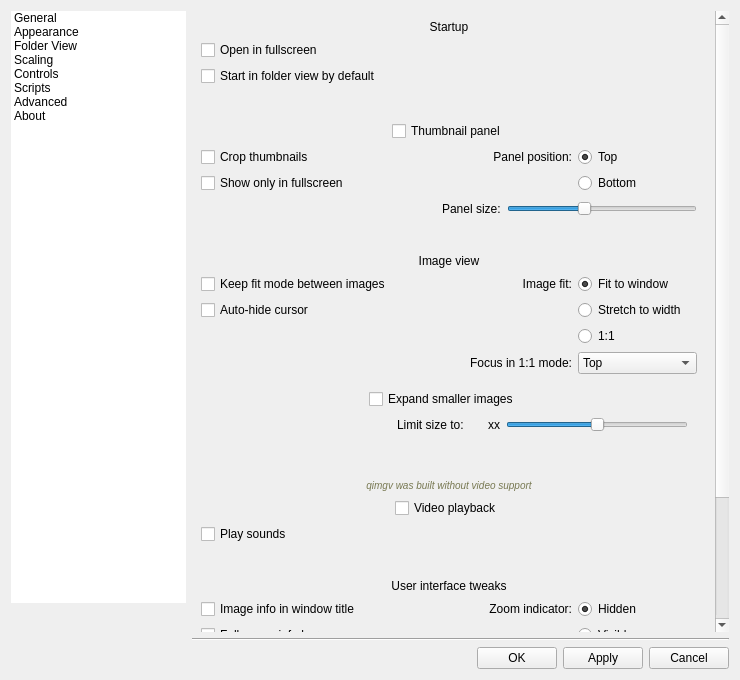
This is qimgv/gui/dialogs/settingsdialog.ui in do-i/thumbgrid as Qt 5 draws it before an edit. The edited form follows.
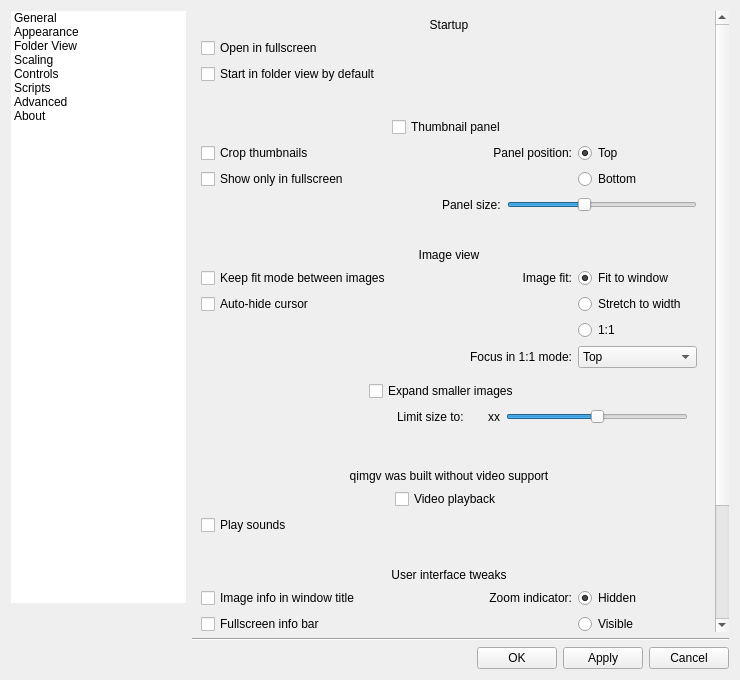
This is the edited form. Custom widgets are drawn as their Qt base class.

Commit message: [settingsdialog] fix build; tweak padding

What changed in the file:
```diff
--- a/qimgv/gui/dialogs/settingsdialog.ui
+++ b/qimgv/gui/dialogs/settingsdialog.ui
@@ -367,9 +367,9 @@
               <property name="geometry">
                <rect>
                 <x>0</x>
-                <y>0</y>
-                <width>521</width>
-                <height>915</height>
+                <y>-311</y>
+                <width>513</width>
+                <height>923</height>
                </rect>
               </property>
               <layout class="QVBoxLayout" name="verticalLayout_5">
@@ -407,7 +407,7 @@
                    <number>9</number>
                   </property>
                   <property name="topMargin">
-                   <number>9</number>
+                   <number>7</number>
                   </property>
                   <property name="rightMargin">
                    <number>9</number>
@@ -501,6 +501,18 @@
                   <enum>QFrame::Raised</enum>
                  </property>
                  <layout class="QVBoxLayout" name="verticalLayout_12">
+                  <property name="leftMargin">
+                   <number>9</number>
+                  </property>
+                  <property name="topMargin">
+                   <number>7</number>
+                  </property>
+                  <property name="rightMargin">
+                   <number>9</number>
+                  </property>
+                  <property name="bottomMargin">
+                   <number>9</number>
+                  </property>
                   <item>
                    <layout class="QHBoxLayout" name="horizontalLayout_4">
                     <property name="leftMargin">
@@ -835,6 +847,18 @@
                   <enum>QFrame::Raised</enum>
                  </property>
                  <layout class="QVBoxLayout" name="verticalLayout_14">
+                  <property name="leftMargin">
+                   <number>9</number>
+                  </property>
+                  <property name="topMargin">
+                   <number>7</number>
+                  </property>
+                  <property name="rightMargin">
+                   <number>9</number>
+                  </property>
+                  <property name="bottomMargin">
+                   <number>9</number>
+                  </property>
                   <item>
                    <widget class="QLabel" name="label_8">
                     <property name="text">
@@ -1004,6 +1028,18 @@
                      <enum>QFrame::Raised</enum>
                     </property>
                     <layout class="QVBoxLayout" name="verticalLayout_8">
+                     <property name="leftMargin">
+                      <number>9</number>
+                     </property>
+                     <property name="topMargin">
+                      <number>7</number>
+                     </property>
+                     <property name="rightMargin">
+                      <number>9</number>
+                     </property>
+                     <property name="bottomMargin">
+                      <number>9</number>
+                     </property>
                      <item>
                       <layout class="QHBoxLayout" name="horizontalLayout_16">
                        <property name="leftMargin">
@@ -1205,9 +1241,12 @@
                   <enum>QFrame::Raised</enum>
                  </property>
                  <layout class="QVBoxLayout" name="verticalLayout_9">
-                  <property name="topMargin">
+                  <property name="leftMargin">
                    <number>9</number>
                   </property>
+                  <property name="topMargin">
+                   <number>7</number>
+                  </property>
                   <property name="rightMargin">
                    <number>9</number>
                   </property>
@@ -1217,10 +1256,10 @@
                   <item>
                    <widget class="QLabel" name="novideoInfoLabel">
                     <property name="text">
-                     <string>&lt;html&gt;&lt;head/&gt;&lt;body&gt;&lt;p&gt;&lt;span style=&quot; font-size:small; font-style:italic; color:#777851;&quot;&gt;qimgv was built without video support&lt;/span&gt;&lt;/p&gt;&lt;/body&gt;&lt;/html&gt;</string>
+                     <string>qimgv was built without video support</string>
                     </property>
                     <property name="textFormat">
-                     <enum>Qt::RichText</enum>
+                     <enum>Qt::PlainText</enum>
                     </property>
                     <property name="alignment">
                      <set>Qt::AlignCenter</set>
@@ -1350,6 +1389,18 @@
                   <enum>QFrame::Raised</enum>
                  </property>
                  <layout class="QVBoxLayout" name="verticalLayout_16">
+                  <property name="leftMargin">
+                   <number>9</number>
+                  </property>
+                  <property name="topMargin">
+                   <number>7</number>
+                  </property>
+                  <property name="rightMargin">
+                   <number>9</number>
+                  </property>
+                  <property name="bottomMargin">
+                   <number>9</number>
+                  </property>
                   <item>
                    <widget class="QLabel" name="label_9">
                     <property name="text">
@@ -1491,6 +1542,18 @@
                   <enum>QFrame::Raised</enum>
                  </property>
                  <layout class="QVBoxLayout" name="verticalLayout_18">
+                  <property name="leftMargin">
+                   <number>9</number>
+                  </property>
+                  <property name="topMargin">
+                   <number>7</number>
+                  </property>
+                  <property name="rightMargin">
+                   <number>9</number>
+                  </property>
+                  <property name="bottomMargin">
+                   <number>9</number>
+                  </property>
                   <item>
                    <widget class="QLabel" name="label_10">
                     <property name="text">
@@ -1733,8 +1796,8 @@
                <rect>
                 <x>0</x>
                 <y>0</y>
-                <width>279</width>
-                <height>376</height>
+                <width>530</width>
+                <height>612</height>
                </rect>
               </property>
               <layout class="QVBoxLayout" name="verticalLayout_25">
@@ -1841,7 +1904,6 @@
                 <widget class="QLabel" name="label_13">
                  <property name="font">
                   <font>
-                   <family>Droid Sans</family>
                    <weight>75</weight>
                    <bold>true</bold>
                   </font>
@@ -2318,8 +2380,8 @@
                <rect>
                 <x>0</x>
                 <y>0</y>
-                <width>362</width>
-                <height>172</height>
+                <width>365</width>
+                <height>182</height>
                </rect>
               </property>
               <layout class="QVBoxLayout" name="verticalLayout_27">
@@ -2942,7 +3004,7 @@
                 <x>0</x>
                 <y>0</y>
                 <width>352</width>
-                <height>249</height>
+                <height>259</height>
                </rect>
               </property>
               <layout class="QVBoxLayout" name="verticalLayout_31">
@@ -3321,7 +3383,7 @@
                 <x>0</x>
                 <y>0</y>
                 <width>256</width>
-                <height>223</height>
+                <height>225</height>
                </rect>
               </property>
               <layout class="QVBoxLayout" name="verticalLayout_32">
@@ -3381,18 +3443,18 @@
                   <string>&lt;!DOCTYPE HTML PUBLIC &quot;-//W3C//DTD HTML 4.0//EN&quot; &quot;http://www.w3.org/TR/REC-html40/strict.dtd&quot;&gt;
 &lt;html&gt;&lt;head&gt;&lt;meta name=&quot;qrichtext&quot; content=&quot;1&quot; /&gt;&lt;style type=&quot;text/css&quot;&gt;
 p, li { white-space: pre-wrap; }
-&lt;/style&gt;&lt;/head&gt;&lt;body style=&quot; font-family:'Ubuntu'; font-size:10pt; font-weight:400; font-style:normal;&quot;&gt;
-&lt;p style=&quot; margin-top:0px; margin-bottom:0px; margin-left:0px; margin-right:0px; -qt-block-indent:0; text-indent:0px;&quot;&gt;&lt;span style=&quot; font-family:'MS Shell Dlg 2';&quot;&gt;This is a fast and easy to use image viewer&lt;/span&gt;&lt;/p&gt;
-&lt;p style=&quot; margin-top:0px; margin-bottom:0px; margin-left:0px; margin-right:0px; -qt-block-indent:0; text-indent:0px;&quot;&gt;&lt;span style=&quot; font-family:'MS Shell Dlg 2';&quot;&gt;Features video support via libmpv&lt;/span&gt;&lt;/p&gt;
-&lt;p style=&quot; margin-top:0px; margin-bottom:0px; margin-left:0px; margin-right:0px; -qt-block-indent:0; text-indent:0px;&quot;&gt;&lt;span style=&quot; font-family:'MS Shell Dlg 2'; font-weight:600; font-style:italic;&quot;&gt;Github page:&lt;/span&gt;&lt;span style=&quot; font-family:'MS Shell Dlg 2'; font-style:italic;&quot;&gt; &lt;/span&gt;&lt;a href=&quot;https://github.com/easymodo/qimgv&quot;&gt;&lt;span style=&quot; font-family:'MS Shell Dlg 2'; font-style:italic; text-decoration: underline; color:#007af4;&quot;&gt;https://github.com/easymodo/qimgv&lt;/span&gt;&lt;/a&gt;&lt;/p&gt;
-&lt;p style=&quot; margin-top:0px; margin-bottom:0px; margin-left:0px; margin-right:0px; -qt-block-indent:0; text-indent:0px;&quot;&gt;&lt;span style=&quot; font-family:'MS Shell Dlg 2'; font-weight:600; font-style:italic;&quot;&gt;Main developer:&lt;/span&gt;&lt;span style=&quot; font-family:'MS Shell Dlg 2'; font-style:italic;&quot;&gt; easymodo (easymodofrf@gmail.com)&lt;/span&gt;&lt;/p&gt;
-&lt;p style=&quot; margin-top:0px; margin-bottom:0px; margin-left:0px; margin-right:0px; -qt-block-indent:0; text-indent:0px;&quot;&gt;&lt;a href=&quot;https://github.com/easymodo/qimgv/graphs/contributors&quot;&gt;&lt;span style=&quot; font-family:'MS Shell Dlg 2'; font-weight:600; font-style:italic; text-decoration: underline; color:#007af4;&quot;&gt;Contributors&lt;/span&gt;&lt;/a&gt;&lt;/p&gt;
-&lt;p style=&quot;-qt-paragraph-type:empty; margin-top:0px; margin-bottom:0px; margin-left:0px; margin-right:0px; -qt-block-indent:0; text-indent:0px; font-family:'MS Shell Dlg 2'; font-weight:600; font-style:italic; text-decoration: underline; color:#007af4;&quot;&gt;&lt;br /&gt;&lt;/p&gt;
-&lt;p style=&quot; margin-top:0px; margin-bottom:0px; margin-left:0px; margin-right:0px; -qt-block-indent:0; text-indent:0px;&quot;&gt;&lt;span style=&quot; font-family:'MS Shell Dlg 2';&quot;&gt;OpenCV enabled builds use &lt;/span&gt;&lt;a href=&quot;https://github.com/dbzhang800/QtOpenCV&quot;&gt;&lt;span style=&quot; text-decoration: underline; color:#007af4;&quot;&gt;QtOpenCV&lt;/span&gt;&lt;/a&gt;&lt;span style=&quot; font-family:'MS Shell Dlg 2';&quot;&gt; by dbzhang800&lt;/span&gt;&lt;/p&gt;
-&lt;p style=&quot;-qt-paragraph-type:empty; margin-top:0px; margin-bottom:0px; margin-left:0px; margin-right:0px; -qt-block-indent:0; text-indent:0px; font-family:'MS Shell Dlg 2'; font-weight:600; font-style:italic; text-decoration: underline; color:#007af4;&quot;&gt;&lt;br /&gt;&lt;/p&gt;
-&lt;p style=&quot; margin-top:0px; margin-bottom:0px; margin-left:0px; margin-right:0px; -qt-block-indent:0; text-indent:0px;&quot;&gt;&lt;span style=&quot; font-family:'MS Shell Dlg 2';&quot;&gt;qimgv is licensed under &lt;/span&gt;&lt;a href=&quot;https://www.gnu.org/licenses/gpl-3.0.en.html&quot;&gt;&lt;span style=&quot; font-family:'Droid Sans'; text-decoration: underline; color:#007af4;&quot;&gt;GNU GPL Version 3&lt;/span&gt;&lt;/a&gt;&lt;/p&gt;
-&lt;p style=&quot;-qt-paragraph-type:empty; margin-top:0px; margin-bottom:0px; margin-left:0px; margin-right:0px; -qt-block-indent:0; text-indent:0px; font-family:'MS Shell Dlg 2';&quot;&gt;&lt;br /&gt;&lt;/p&gt;
-&lt;p style=&quot; margin-top:0px; margin-bottom:0px; margin-left:0px; margin-right:0px; -qt-block-indent:0; text-indent:0px;&quot;&gt;&lt;span style=&quot; font-family:'MS Shell Dlg 2';&quot;&gt;Report any issues / request features &lt;/span&gt;&lt;a href=&quot;https://github.com/easymodo/qimgv/issues&quot;&gt;&lt;span style=&quot; font-family:'Droid Sans'; text-decoration: underline; color:#007af4;&quot;&gt;here&lt;/span&gt;&lt;/a&gt;&lt;/p&gt;&lt;/body&gt;&lt;/html&gt;</string>
+&lt;/style&gt;&lt;/head&gt;&lt;body style=&quot; font-family:'MS Shell Dlg 2'; font-size:7.8pt; font-weight:400; font-style:normal;&quot;&gt;
+&lt;p style=&quot; margin-top:0px; margin-bottom:0px; margin-left:0px; margin-right:0px; -qt-block-indent:0; text-indent:0px;&quot;&gt;&lt;span style=&quot; font-size:10pt;&quot;&gt;This is a fast and easy to use image viewer&lt;/span&gt;&lt;/p&gt;
+&lt;p style=&quot; margin-top:0px; margin-bottom:0px; margin-left:0px; margin-right:0px; -qt-block-indent:0; text-indent:0px;&quot;&gt;&lt;span style=&quot; font-size:10pt;&quot;&gt;Features video support via libmpv&lt;/span&gt;&lt;/p&gt;
+&lt;p style=&quot; margin-top:0px; margin-bottom:0px; margin-left:0px; margin-right:0px; -qt-block-indent:0; text-indent:0px;&quot;&gt;&lt;span style=&quot; font-size:10pt; font-weight:600; font-style:italic;&quot;&gt;Github page:&lt;/span&gt;&lt;span style=&quot; font-size:10pt; font-style:italic;&quot;&gt; &lt;/span&gt;&lt;a href=&quot;https://github.com/easymodo/qimgv&quot;&gt;&lt;span style=&quot; font-size:10pt; font-style:italic; text-decoration: underline; color:#007af4;&quot;&gt;https://github.com/easymodo/qimgv&lt;/span&gt;&lt;/a&gt;&lt;/p&gt;
+&lt;p style=&quot; margin-top:0px; margin-bottom:0px; margin-left:0px; margin-right:0px; -qt-block-indent:0; text-indent:0px;&quot;&gt;&lt;span style=&quot; font-size:10pt; font-weight:600; font-style:italic;&quot;&gt;Main developer:&lt;/span&gt;&lt;span style=&quot; font-size:10pt; font-style:italic;&quot;&gt; easymodo (easymodofrf@gmail.com)&lt;/span&gt;&lt;/p&gt;
+&lt;p style=&quot; margin-top:0px; margin-bottom:0px; margin-left:0px; margin-right:0px; -qt-block-indent:0; text-indent:0px;&quot;&gt;&lt;a href=&quot;https://github.com/easymodo/qimgv/graphs/contributors&quot;&gt;&lt;span style=&quot; font-size:10pt; font-weight:600; font-style:italic; text-decoration: underline; color:#007af4;&quot;&gt;Contributors&lt;/span&gt;&lt;/a&gt;&lt;/p&gt;
+&lt;p style=&quot;-qt-paragraph-type:empty; margin-top:0px; margin-bottom:0px; margin-left:0px; margin-right:0px; -qt-block-indent:0; text-indent:0px; font-size:10pt; font-weight:600; font-style:italic; text-decoration: underline; color:#007af4;&quot;&gt;&lt;br /&gt;&lt;/p&gt;
+&lt;p style=&quot; margin-top:0px; margin-bottom:0px; margin-left:0px; margin-right:0px; -qt-block-indent:0; text-indent:0px;&quot;&gt;&lt;span style=&quot; font-size:10pt;&quot;&gt;OpenCV enabled builds use &lt;/span&gt;&lt;a href=&quot;https://github.com/dbzhang800/QtOpenCV&quot;&gt;&lt;span style=&quot; font-family:'Ubuntu'; font-size:10pt; text-decoration: underline; color:#007af4;&quot;&gt;QtOpenCV&lt;/span&gt;&lt;/a&gt;&lt;span style=&quot; font-size:10pt;&quot;&gt; by dbzhang800&lt;/span&gt;&lt;/p&gt;
+&lt;p style=&quot;-qt-paragraph-type:empty; margin-top:0px; margin-bottom:0px; margin-left:0px; margin-right:0px; -qt-block-indent:0; text-indent:0px; font-size:10pt; font-weight:600; font-style:italic; text-decoration: underline; color:#007af4;&quot;&gt;&lt;br /&gt;&lt;/p&gt;
+&lt;p style=&quot; margin-top:0px; margin-bottom:0px; margin-left:0px; margin-right:0px; -qt-block-indent:0; text-indent:0px;&quot;&gt;&lt;span style=&quot; font-size:10pt;&quot;&gt;qimgv is licensed under &lt;/span&gt;&lt;a href=&quot;https://www.gnu.org/licenses/gpl-3.0.en.html&quot;&gt;&lt;span style=&quot; font-family:'Droid Sans'; font-size:10pt; text-decoration: underline; color:#007af4;&quot;&gt;GNU GPL Version 3&lt;/span&gt;&lt;/a&gt;&lt;/p&gt;
+&lt;p style=&quot;-qt-paragraph-type:empty; margin-top:0px; margin-bottom:0px; margin-left:0px; margin-right:0px; -qt-block-indent:0; text-indent:0px; font-size:10pt;&quot;&gt;&lt;br /&gt;&lt;/p&gt;
+&lt;p style=&quot; margin-top:0px; margin-bottom:0px; margin-left:0px; margin-right:0px; -qt-block-indent:0; text-indent:0px;&quot;&gt;&lt;span style=&quot; font-size:10pt;&quot;&gt;Report any issues / request features &lt;/span&gt;&lt;a href=&quot;https://github.com/easymodo/qimgv/issues&quot;&gt;&lt;span style=&quot; font-family:'Droid Sans'; font-size:10pt; text-decoration: underline; color:#007af4;&quot;&gt;here&lt;/span&gt;&lt;/a&gt;&lt;/p&gt;&lt;/body&gt;&lt;/html&gt;</string>
                  </property>
                  <property name="acceptRichText">
                   <bool>true</bool>
```
The commit also changes 1 other file.
